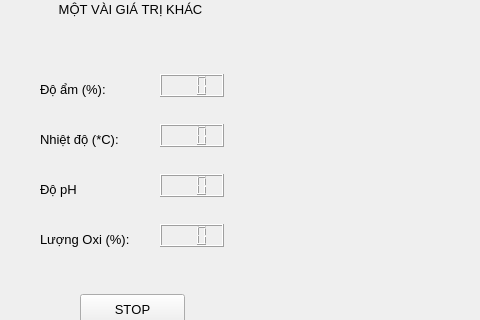
The window that HomeScreen_v2.ui (mellivora24/STEM_LAB_DESKTOP) describes before a commit, drawn with Qt 5; both pictures show x 0 to 480 and y 196 to 516 of the 1252 by 664 pixel window.
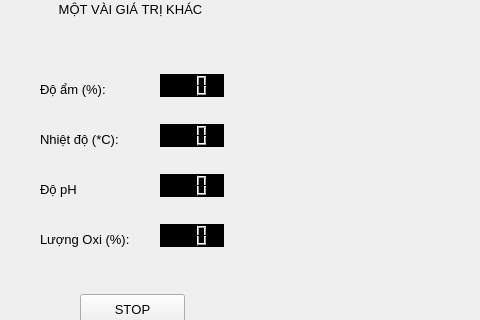
The same window after the commit. Icons and pictures are not drawn.

```diff
--- a/HomeScreen_v2.ui
+++ b/HomeScreen_v2.ui
@@ -80,6 +80,10 @@
       <height>23</height>
      </rect>
     </property>
+    <property name="styleSheet">
+     <string notr="true">color: rgb(102, 243, 49);
+background-color: rgb(0, 0, 0);</string>
+    </property>
     <property name="smallDecimalPoint">
      <bool>false</bool>
     </property>
@@ -135,6 +139,10 @@
       <height>23</height>
      </rect>
     </property>
+    <property name="styleSheet">
+     <string notr="true">color: rgb(102, 243, 49);
+background-color: rgb(0, 0, 0);</string>
+    </property>
     <property name="digitCount">
      <number>3</number>
     </property>
@@ -148,6 +156,10 @@
       <height>23</height>
      </rect>
     </property>
+    <property name="styleSheet">
+     <string notr="true">color: rgb(102, 243, 49);
+background-color: rgb(0, 0, 0);</string>
+    </property>
     <property name="digitCount">
      <number>3</number>
     </property>
@@ -161,6 +173,10 @@
       <height>23</height>
      </rect>
     </property>
+    <property name="styleSheet">
+     <string notr="true">color: rgb(102, 243, 49);
+background-color: rgb(0, 0, 0);</string>
+    </property>
     <property name="digitCount">
      <number>3</number>
     </property>
```
Left out of the diff: 4 changed lines with no effect on the pictures.
